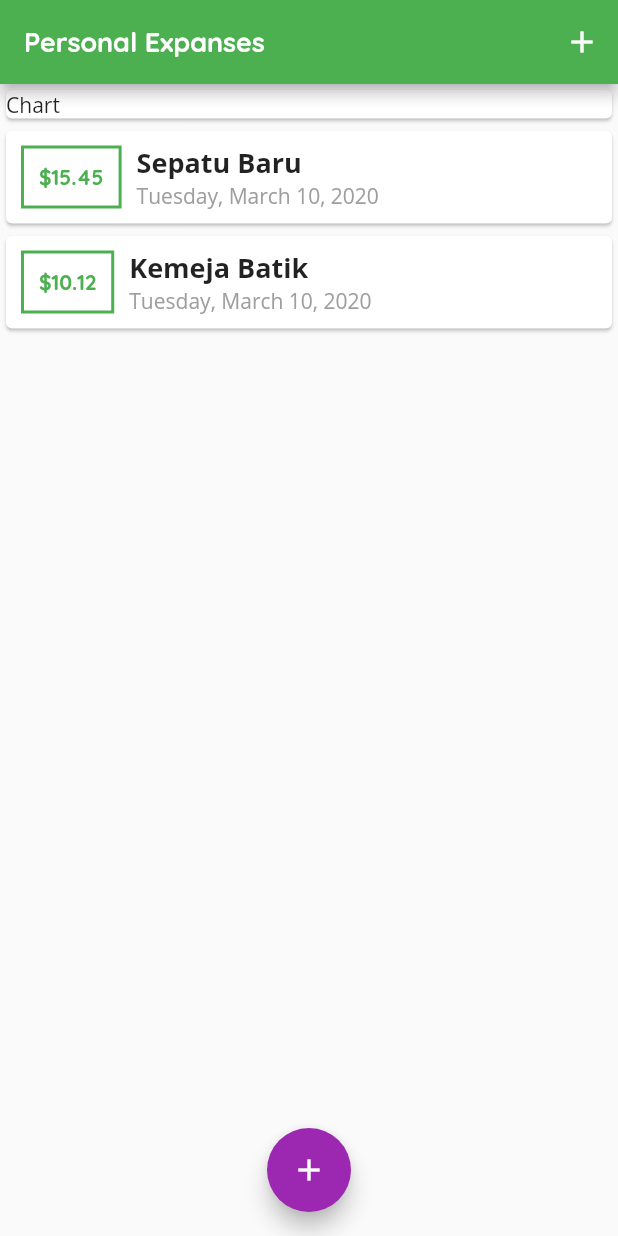
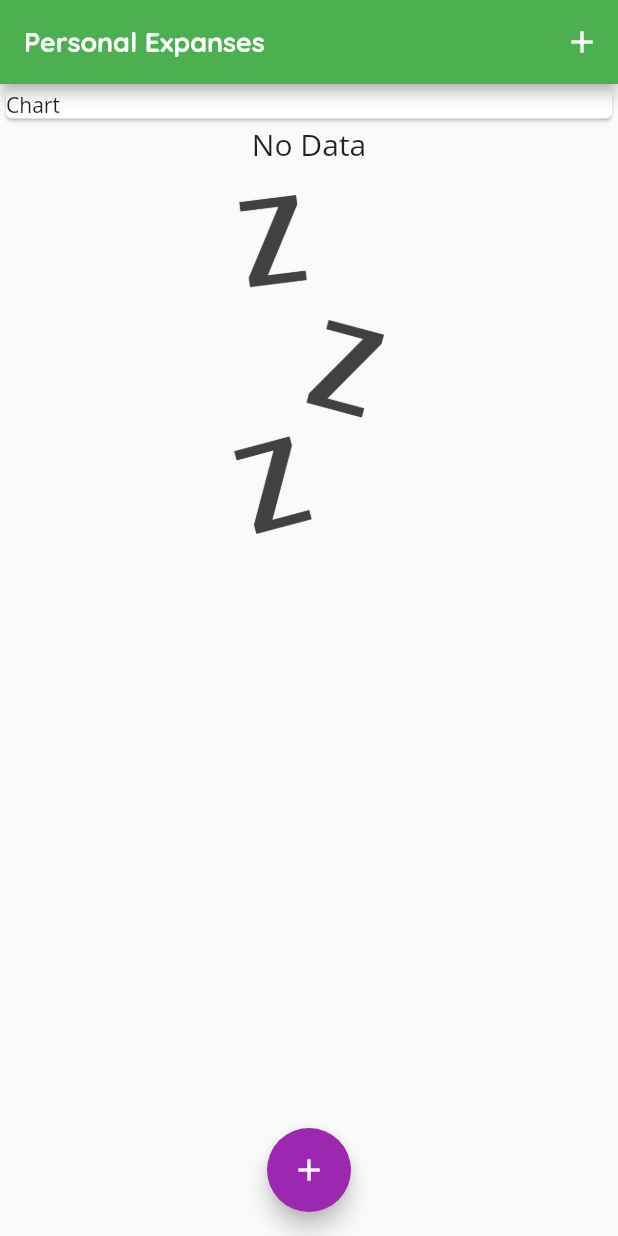
Before and after one commit to lemanfoetra/flutter-expanse, a Flutter app: the screen it shows after launch, on a phone screen of 412 x 824 dp. Run offline on Flutter 3.47's test engine with Material 2 defaults, Android fonts, the phone set to English and light mode, and no system bars.

```diff
--- a/lib/main.dart
+++ b/lib/main.dart
@@ -37,10 +37,10 @@ class Home extends StatefulWidget {
 
 class _HomeState extends State<Home> {
   final List<TransactionModel> transactions = [
-    TransactionModel(
-        id: 't1', title: 'Sepatu Baru', amount: 15.45, date: DateTime.now()),
-    TransactionModel(
-        id: 't2', title: 'Kemeja Batik', amount: 10.12, date: DateTime.now()),
+    // TransactionModel(
+    //     id: 't1', title: 'Sepatu Baru', amount: 15.45, date: DateTime.now()),
+    // TransactionModel(
+    //     id: 't2', title: 'Kemeja Batik', amount: 10.12, date: DateTime.now()),
   ];
 
   void _addTransaction(String titleAdd, double amountAdd) {
@@ -101,7 +101,21 @@ class _HomeState extends State<Home> {
                 child: Text('Chart'),
               ),
             ),
-            TransactionList(transactions: transactions),
+            transactions.isEmpty
+                ? Column(
+                    children: <Widget>[
+                      Text('No Data', style: Theme.of(context).textTheme.title ,),
+                      SizedBox(height: 20,),
+                      Container(
+                        width: 100,
+                        child: Image.asset(
+                          'assets/images/waiting.png',
+                          fit: BoxFit.cover,
+                        ),
+                      ),
+                    ],
+                  )
+                : TransactionList(transactions: transactions),
           ],
         ),
       ),
--- a/pubspec.yaml
+++ b/pubspec.yaml
@@ -42,8 +42,8 @@ flutter:
   uses-material-design: true
 
   # To add assets to your application, add an assets section, like this:
-  # assets:
-  #  - images/a_dot_burr.jpeg
+  assets:
+   - assets/images/waiting.png
   #  - images/a_dot_ham.jpeg
 
   # An image asset can refer to one or more resolution-specific "variants", see
```
Also changed, not shown: assets/images/waiting.png (added).
